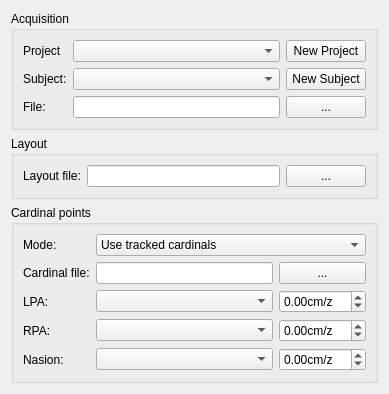
This is applications/mne_scan/plugins/eegosports/FormFiles/eegosportssetupprojectwidget.ui in mne-tools/mne-cpp as Qt 5 draws it before an edit. The edited form follows.
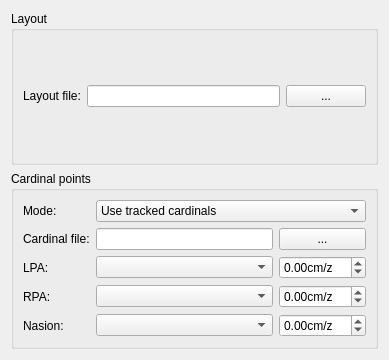
This is the edited form.

The edit to the form file:
```diff
--- a/applications/mne_scan/plugins/eegosports/FormFiles/eegosportssetupprojectwidget.ui
+++ b/applications/mne_scan/plugins/eegosports/FormFiles/eegosportssetupprojectwidget.ui
@@ -14,66 +14,6 @@
    <string>Form</string>
   </property>
   <layout class="QVBoxLayout" name="verticalLayout">
-   <item>
-    <widget class="QGroupBox" name="m_groupBox_Acquisition">
-     <property name="title">
-      <string>Acquisition</string>
-     </property>
-     <layout class="QGridLayout" name="gridLayout">
-      <item row="0" column="0">
-       <widget class="QLabel" name="m_qLabel_ProjectDescription">
-        <property name="text">
-         <string>Project</string>
-        </property>
-       </widget>
-      </item>
-      <item row="2" column="0">
-       <widget class="QLabel" name="label">
-        <property name="text">
-         <string>File:</string>
-        </property>
-       </widget>
-      </item>
-      <item row="0" column="2">
-       <widget class="QPushButton" name="m_qPushButton_NewProject">
-        <property name="text">
-         <string>New Project</string>
-        </property>
-       </widget>
-      </item>
-      <item row="2" column="2">
-       <widget class="QPushButton" name="m_qPushButton_FiffRecordFile">
-        <property name="text">
-         <string>...</string>
-        </property>
-       </widget>
-      </item>
-      <item row="0" column="1">
-       <widget class="QComboBox" name="m_qComboBox_ProjectSelection"/>
-      </item>
-      <item row="1" column="2">
-       <widget class="QPushButton" name="m_qPushButton_NewSubject">
-        <property name="text">
-         <string>New Subject</string>
-        </property>
-       </widget>
-      </item>
-      <item row="1" column="1">
-       <widget class="QComboBox" name="m_qComboBox_SubjectSelection"/>
-      </item>
-      <item row="1" column="0">
-       <widget class="QLabel" name="m_qLabel_SubjectDescription">
-        <property name="text">
-         <string>Subject:</string>
-        </property>
-       </widget>
-      </item>
-      <item row="2" column="1">
-       <widget class="QLineEdit" name="m_qLineEdit_FiffRecordFile"/>
-      </item>
-     </layout>
-    </widget>
-   </item>
    <item>
     <widget class="QGroupBox" name="groupBox">
      <property name="title">
```
